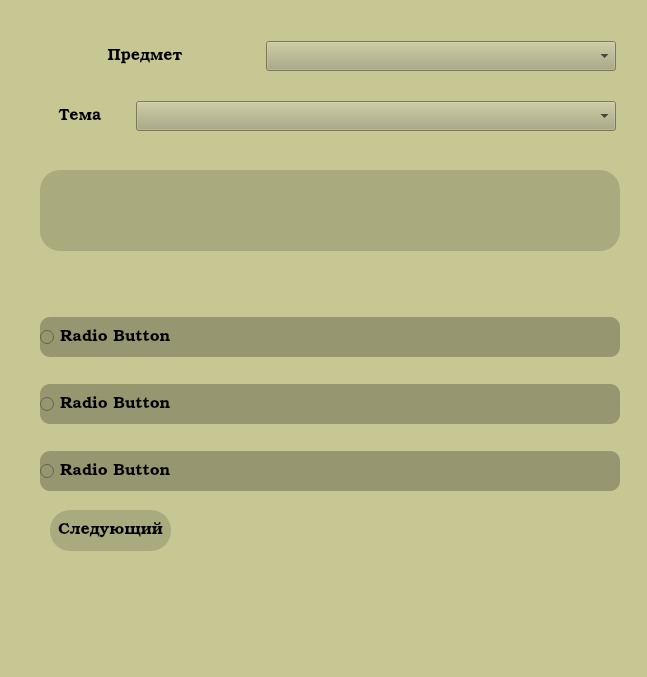
The window that UiDataBase/test_form.ui (kirilkin67/OOP) describes before a commit, drawn with Qt 5.
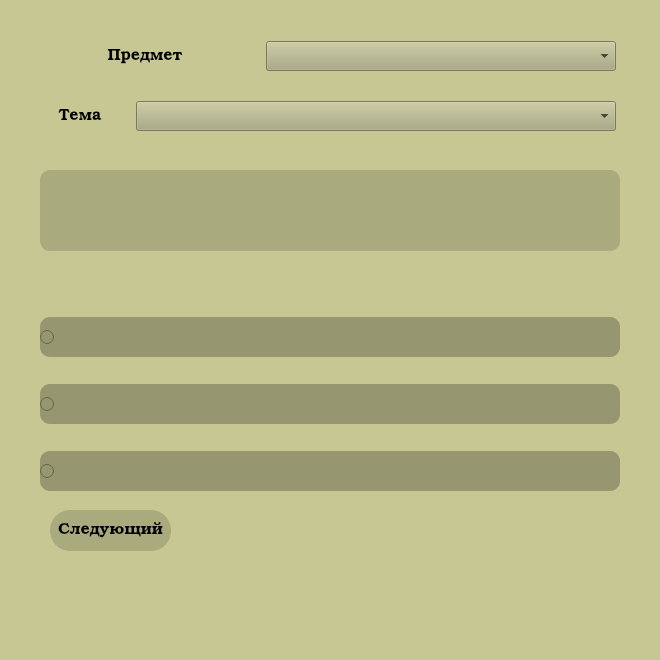
The same window after the commit.

What changed in the file:
```diff
--- a/UiDataBase/test_form.ui
+++ b/UiDataBase/test_form.ui
@@ -6,14 +6,20 @@
    <rect>
     <x>0</x>
     <y>0</y>
-    <width>647</width>
-    <height>677</height>
+    <width>660</width>
+    <height>660</height>
    </rect>
   </property>
   <property name="minimumSize">
    <size>
-    <width>580</width>
-    <height>70</height>
+    <width>660</width>
+    <height>660</height>
+   </size>
+  </property>
+  <property name="maximumSize">
+   <size>
+    <width>660</width>
+    <height>660</height>
    </size>
   </property>
   <property name="windowTitle">
@@ -47,7 +53,7 @@
     <string>Следующий</string>
    </property>
   </widget>
-  <widget class="QWidget" name="">
+  <widget class="QWidget" name="layoutWidget">
    <property name="geometry">
     <rect>
      <x>40</x>
@@ -84,7 +90,7 @@
        </font>
       </property>
       <property name="styleSheet">
-       <string notr="true">border-radius:20px;
+       <string notr="true">border-radius:10px;
 background:rgb(170, 170, 127);
 </string>
       </property>
@@ -114,6 +120,12 @@
         <height>40</height>
        </size>
       </property>
+      <property name="maximumSize">
+       <size>
+        <width>580</width>
+        <height>40</height>
+       </size>
+      </property>
       <property name="font">
        <font>
         <family>Bookman Old Style</family>
@@ -127,7 +139,7 @@
 </string>
       </property>
       <property name="text">
-       <string>Radio Button</string>
+       <string/>
       </property>
      </widget>
     </item>
@@ -152,6 +164,12 @@
         <height>40</height>
        </size>
       </property>
+      <property name="maximumSize">
+       <size>
+        <width>580</width>
+        <height>40</height>
+       </size>
+      </property>
       <property name="font">
        <font>
         <family>Bookman Old Style</family>
@@ -165,7 +183,7 @@
 </string>
       </property>
       <property name="text">
-       <string>Radio Button</string>
+       <string/>
       </property>
      </widget>
     </item>
@@ -190,6 +208,12 @@
         <height>40</height>
        </size>
       </property>
+      <property name="maximumSize">
+       <size>
+        <width>580</width>
+        <height>40</height>
+       </size>
+      </property>
       <property name="font">
        <font>
         <family>Bookman Old Style</family>
@@ -203,13 +227,13 @@
 </string>
       </property>
       <property name="text">
-       <string>Radio Button</string>
+       <string/>
       </property>
      </widget>
     </item>
    </layout>
   </widget>
-  <widget class="QWidget" name="">
+  <widget class="QWidget" name="layoutWidget">
    <property name="geometry">
     <rect>
      <x>30</x>
@@ -268,7 +292,7 @@
     </item>
    </layout>
   </widget>
-  <widget class="QWidget" name="">
+  <widget class="QWidget" name="layoutWidget">
    <property name="geometry">
     <rect>
      <x>30</x>
```
Left out of the diff: 22 changed lines with no effect on the pictures.
